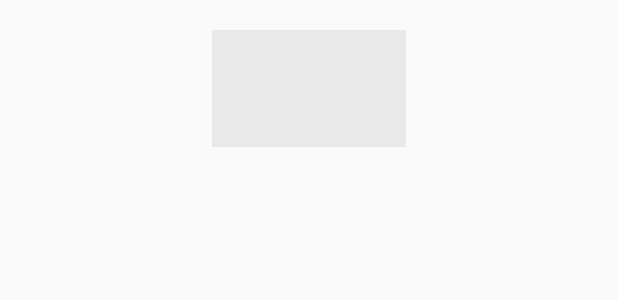
After one commit to juandllo/passrecovery, an Android app: the layout dialog_clave_ver.xml on its own in the app's theme, with its tools: preview values and no code run, on a phone screen of 412 x 824 dp. The commit adds this screen. Shown: the top 300 px of the screen. Run offline under Robolectric (Android 15) with nearby library versions, the phone set to English and light mode, and no system bars.

Commit message:
Adicion de seguridad mediante pin y ajuste en la visualizacion de la pantalla principal

```diff
--- a/app/build.gradle
+++ b/app/build.gradle
@@ -29,6 +29,7 @@ dependencies {
     implementation 'com.github.javiersantos:MaterialStyledDialogs:2.1'
     implementation 'com.google.android.gms:play-services-auth:11.2.0'
     implementation 'com.squareup.picasso:picasso:2.5.2'
+    implementation 'com.android.support:support-v4:25.4.0'
     testImplementation 'junit:junit:4.12'
     androidTestImplementation 'com.android.support.test:runner:1.0.2'
     androidTestImplementation 'com.android.support.test.espresso:espresso-core:3.0.2'
--- /dev/null
+++ b/app/src/main/res/layout/dialog_clave_ver.xml
@@ -0,0 +1,29 @@
+<?xml version="1.0" encoding="utf-8"?>
+<android.support.constraint.ConstraintLayout xmlns:android="http://schemas.android.com/apk/res/android"
+    xmlns:app="http://schemas.android.com/apk/res-auto"
+    android:layout_width="match_parent"
+    android:layout_height="match_parent">
+
+    <RelativeLayout
+        android:layout_width="match_parent"
+        android:layout_height="wrap_content"
+        android:gravity="center_horizontal">
+
+        <EditText
+            android:id="@+id/verification_input"
+            android:layout_width="129dp"
+            android:layout_height="78dp"
+            android:layout_marginTop="20dp"
+            android:background="#11000000"
+            android:ems="10"
+            android:gravity="center_horizontal"
+            android:inputType="numberPassword"
+            android:maxLength="4"
+            android:padding="5dp"
+            android:textColor="@color/colorGray"
+            android:textSize="50dp"
+            android:theme="@style/TextLabel">
+            <requestFocus/>
+        </EditText>
+    </RelativeLayout>
+</android.support.constraint.ConstraintLayout>
```
Also changed, not shown: app/src/main/AndroidManifest.xml (+7 -8 lines), app/src/main/java/co/com/passrecovery/MainActivity.java (+93 -36 lines), app/src/main/java/co/com/passrecovery/util/ImageCircleTransformation.java (added, +41 -0 lines), app/src/main/java/co/com/passrecovery/util/MisPreferencias.java (added, +34 -0 lines), app/src/main/res/drawable/ic_info_black_24dp.xml (added, +9 -0 lines), app/src/main/res/drawable/ic_notifications_black_24dp.xml (added, +9 -0 lines), app/src/main/res/drawable/ic_sync_black_24dp.xml (added, +9 -0 lines), app/src/main/res/layout/activity_main.xml (+7 -6 lines), app/src/main/res/layout/content_main.xml (+7 -7 lines), app/src/main/res/values/strings.xml (+73 -0 lines).
